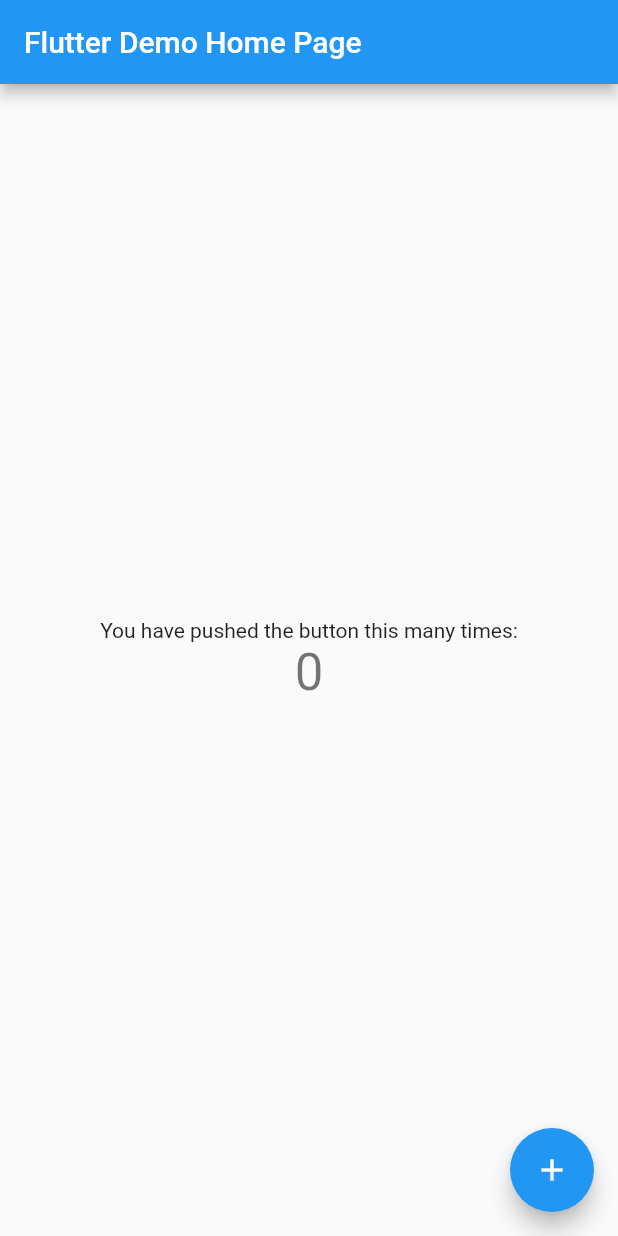
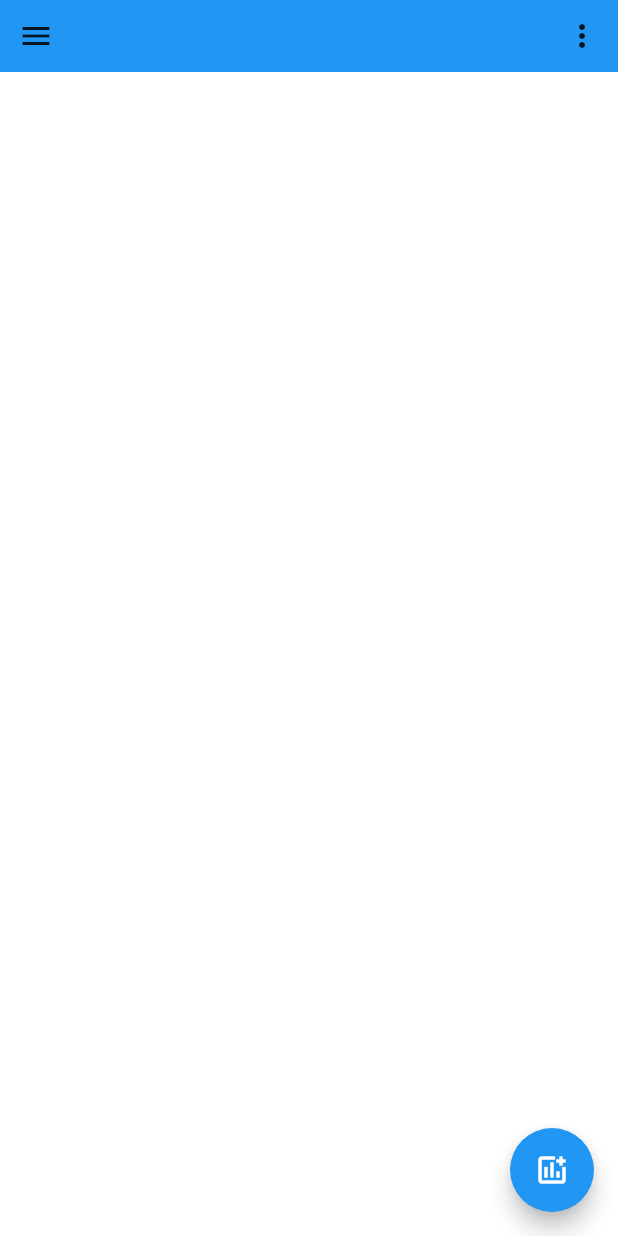
Before and after one commit to Karacazade-YunusEmre/osmanlica_sozluk, a Flutter app: the screen it shows after launch, on a phone screen of 412 x 824 dp. Run offline on Flutter 3.47's test engine with Material 2 defaults, Android fonts, the phone set to English and light mode, and no system bars; our stand-ins replace flutter_screenutil, get, go_router.

Commit message:
# uygulama'da appbar oluşturuldu

```diff
--- /dev/null
+++ b/lib/controller/main_controller.dart
@@ -0,0 +1,34 @@
+import 'package:get/get.dart';
+import 'package:lugat/utilities/enums.dart';
+
+/// Created by Yunus Emre Yıldırım
+/// on 22.09.2022
+
+class MainController extends GetxController {
+  final _listSortCurrentValue = ListSortEnum.increase.obs;
+  final _isMenuOpen = false.obs;
+
+  /// listSortCurrentValue getter
+  ListSortEnum get listSortCurrentValue => _listSortCurrentValue.value;
+
+  /// listSortCurrentValue setter
+  set listSortCurrentValue(ListSortEnum newValue) => _listSortCurrentValue.value = newValue;
+
+  /// isMenuOpen getter
+  bool get isMenuOpen => _isMenuOpen.value;
+
+  /// isMenuOpen setter
+  set isMenuOpen(bool newValue) => _isMenuOpen.value = newValue;
+
+  /// listSortCurrentValue change value
+  void changelistSortCurrentValue(ListSortEnum? value) {
+    if (value != null) {
+      listSortCurrentValue = value;
+    }
+  }
+
+  /// isMenuOpen change value
+  void changeIsMenuOpen() {
+    isMenuOpen = !isMenuOpen;
+  }
+}
--- a/lib/main.dart
+++ b/lib/main.dart
@@ -1,115 +1,39 @@
 import 'package:flutter/material.dart';
+import 'package:flutter_screenutil/flutter_screenutil.dart';
+import 'package:get/get.dart';
+import 'package:lugat/controller/main_controller.dart';
+
+import 'utilities/router.dart';
+import 'utilities/ui_constant.dart';
 
 void main() {
-  runApp(const MyApp());
+  initControllers;
+  runApp(const MainApp());
 }
 
-class MyApp extends StatelessWidget {
-  const MyApp({super.key});
+void get initControllers {
+  Get.put(MainController());
+}
 
-  // This widget is the root of your application.
+class MainApp extends StatelessWidget {
+  const MainApp({super.key});
+
   @override
   Widget build(BuildContext context) {
-    return MaterialApp(
-      title: 'Flutter Demo',
-      theme: ThemeData(
-        // This is the theme of your application.
-        //
-        // Try running your application with "flutter run". You'll see the
-        // application has a blue toolbar. Then, without quitting the app, try
-        // changing the primarySwatch below to Colors.green and then invoke
-        // "hot reload" (press "r" in the console where you ran "flutter run",
-        // or simply save your changes to "hot reload" in a Flutter IDE).
-        // Notice that the counter didn't reset back to zero; the application
-        // is not restarted.
-        primarySwatch: Colors.blue,
-      ),
-      home: const MyHomePage(title: 'Flutter Demo Home Page'),
+    return ScreenUtilInit(
+      designSize: const Size(1440, 2960),
+      minTextAdapt: true,
+      splitScreenMode: true,
+      builder: (BuildContext context, Widget? child) {
+        return GetMaterialApp.router(
+          debugShowCheckedModeBanner: false,
+          title: 'Risale-i Nur Lugat',
+          theme: UIConstant.getDefaultThemeData,
+          routerDelegate: router.routerDelegate,
+          routeInformationParser: router.routeInformationParser,
+          routeInformationProvider: router.routeInformationProvider,
+        );
+      },
     );
   }
 }
-
-class MyHomePage extends StatefulWidget {
-  const MyHomePage({super.key, required this.title});
-
-  // This widget is the home page of your application. It is stateful, meaning
-  // that it has a State object (defined below) that contains fields that affect
-  // how it looks.
-
-  // This class is the configuration for the state. It holds the values (in this
-  // case the title) provided by the parent (in this case the App widget) and
-  // used by the build method of the State. Fields in a Widget subclass are
-  // always marked "final".
-
-  final String title;
-
-  @override
-  State<MyHomePage> createState() => _MyHomePageState();
-}
-
-class _MyHomePageState extends State<MyHomePage> {
-  int _counter = 0;
-
-  void _incrementCounter() {
-    setState(() {
-      // This call to setState tells the Flutter framework that something has
-      // changed in this State, which causes it to rerun the build method below
-      // so that the display can reflect the updated values. If we changed
-      // _counter without calling setState(), then the build method would not be
-      // called again, and so nothing would appear to happen.
-      _counter++;
-    });
-  }
-
-  @override
-  Widget build(BuildContext context) {
-    // This method is rerun every time setState is called, for instance as done
-    // by the _incrementCounter method above.
-    //
-    // The Flutter framework has been optimized to make rerunning build methods
-    // fast, so that you can just rebuild anything that needs updating rather
-    // than having to individually change instances of widgets.
-    return Scaffold(
-      appBar: AppBar(
-        // Here we take the value from the MyHomePage object that was created by
-        // the App.build method, and use it to set our appbar title.
-        title: Text(widget.title),
-      ),
-      body: Center(
-        // Center is a layout widget. It takes a single child and positions it
-        // in the middle of the parent.
-        child: Column(
-          // Column is also a layout widget. It takes a list of children and
-          // arranges them vertically. By default, it sizes itself to fit its
-          // children horizontally, and tries to be as tall as its parent.
-          //
-          // Invoke "debug painting" (press "p" in the console, choose the
-          // "Toggle Debug Paint" action from the Flutter Inspector in Android
-          // Studio, or the "Toggle Debug Paint" command in Visual Studio Code)
-          // to see the wireframe for each widget.
-          //
-          // Column has various properties to control how it sizes itself and
-          // how it positions its children. Here we use mainAxisAlignment to
-          // center the children vertically; the main axis here is the vertical
-          // axis because Columns are vertical (the cross axis would be
-          // horizontal).
-          mainAxisAlignment: MainAxisAlignment.center,
-          children: <Widget>[
-            const Text(
-              'You have pushed the button this many times:',
-            ),
-            Text(
-              '$_counter',
-              style: Theme.of(context).textTheme.headline4,
-            ),
-          ],
-        ),
-      ),
-      floatingActionButton: FloatingActionButton(
-        onPressed: _incrementCounter,
-        tooltip: 'Increment',
-        child: const Icon(Icons.add),
-      ), // This trailing comma makes auto-formatting nicer for build methods.
-    );
-  }
-}
--- /dev/null
+++ b/lib/ui/pages/home_page.dart
@@ -0,0 +1,109 @@
+import 'package:flutter/material.dart';
+import 'package:flutter_screenutil/flutter_screenutil.dart';
+import 'package:get/get.dart';
+import 'package:lugat/utilities/enums.dart';
+
+import '../../controller/main_controller.dart';
+
+/// Created by Yunus Emre Yıldırım
+/// on 22.09.2022
+
+class HomePage extends StatefulWidget {
+  const HomePage({super.key});
+
+  @override
+  State<HomePage> createState() => _HomePageState();
+}
+
+class _HomePageState extends State<HomePage> {
+  late MainController mainController;
+  late Duration defaultAnimationDuration;
+
+  @override
+  void initState() {
+    super.initState();
+
+    mainController = Get.find();
+    defaultAnimationDuration = const Duration(milliseconds: 500);
+  }
+
+  @override
+  Widget build(BuildContext context) {
+    return Scaffold(
+      body: SafeArea(
+        child: Obx(
+          () => Stack(
+            children: [
+              menuWidget,
+              dashboardWidget,
+            ],
+          ),
+        ),
+      ),
+      floatingActionButton: FloatingActionButton(
+        onPressed: () {},
+        tooltip: 'Liste Ekle',
+        child: const Icon(Icons.add_chart_outlined),
+      ),
+    );
+  }
+
+  /// menu widget
+  Widget get menuWidget {
+    return Container();
+  }
+
+  /// dashboard widget
+  Widget get dashboardWidget {
+    return AnimatedPositioned(
+      duration: defaultAnimationDuration,
+      top: 0,
+      bottom: 0,
+      left: mainController.isMenuOpen ? 0.4.sw : 0,
+      right: mainController.isMenuOpen ? -0.6.sw : 0,
+      curve: Curves.linear,
+      child: Material(
+        elevation: 0.1.sh,
+        color: Colors.white,
+        borderRadius: BorderRadius.all(Radius.circular(mainController.isMenuOpen ? 20 : 0)),
+        child: Column(
+          children: [
+            /// appbar
+            Container(
+              color: Colors.blue,
+              child: Row(
+                mainAxisAlignment: MainAxisAlignment.spaceBetween,
+                children: [
+                  /// menu icon
+                  IconButton(
+                    onPressed: mainController.changeIsMenuOpen,
+                    icon: const Icon(Icons.menu),
+                  ),
+
+                  /// list sort popup menu
+                  PopupMenuButton<ListSortEnum>(
+                    initialValue: mainController.listSortCurrentValue,
+                    offset: const Offset(100, 50),
+                    itemBuilder: (BuildContext context) {
+                      return [
+                        const PopupMenuItem<ListSortEnum>(
+                          value: ListSortEnum.increase,
+                          child: Text('Sırala (A-Z)'),
+                        ),
+                        const PopupMenuItem<ListSortEnum>(
+                          value: ListSortEnum.decrease,
+                          child: Text('Sırala (Z-A)'),
+                        ),
+                      ];
+                    },
+                    onSelected: mainController.changelistSortCurrentValue,
+                  ),
+                ],
+              ),
+            ),
+          ],
+        ),
+      ),
+    );
+  }
+}
--- /dev/null
+++ b/lib/utilities/enums.dart
@@ -0,0 +1,8 @@
+/// Created by Yunus Emre Yıldırım
+/// on 22.09.2022
+
+/// PopupMenuButton list order enum
+enum ListSortEnum {
+  increase,
+  decrease,
+}
--- /dev/null
+++ b/lib/utilities/router.dart
@@ -0,0 +1,22 @@
+import 'package:flutter/material.dart';
+import 'package:go_router/go_router.dart';
+
+import '../ui/pages/home_page.dart';
+import '../ui/pages/page_not_found.dart';
+
+/// Created by Yunus Emre Yıldırım
+/// on 22.09.2022
+
+final GoRouter router = GoRouter(
+  routes: <GoRoute>[
+    GoRoute(
+      path: '/',
+      builder: (BuildContext context, GoRouterState state) {
+        return const HomePage();
+      },
+    ),
+  ],
+  errorBuilder: (BuildContext context, GoRouterState state) {
+    return const PageNotFound();
+  },
+);
--- /dev/null
+++ b/lib/utilities/ui_constant.dart
@@ -0,0 +1,13 @@
+import 'package:flutter/material.dart';
+
+/// Created by Yunus Emre Yıldırım
+/// on 22.09.2022
+
+
+class UIConstant{
+  static ThemeData get getDefaultThemeData {
+    return ThemeData(
+      primarySwatch: Colors.blue,
+    );
+  }
+}
--- a/pubspec.yaml
+++ b/pubspec.yaml
@@ -36,6 +36,9 @@ dependencies:
   # The following adds the Cupertino Icons font to your application.
   # Use with the CupertinoIcons class for iOS style icons.
   cupertino_icons: ^1.0.2
+  get: ^4.6.5
+  flutter_screenutil: ^5.5.4
+  go_router: ^5.0.1
 
 dev_dependencies:
   flutter_test:
@@ -63,6 +66,8 @@ flutter:
   # assets:
   #   - images/a_dot_burr.jpeg
   #   - images/a_dot_ham.jpeg
+  assets:
+    - assets/images/
 
   # An image asset can refer to one or more resolution-specific "variants", see
   # https://flutter.dev/assets-and-images/#resolution-aware
```
Also changed, not shown: lib/ui/pages/page_not_found.dart (added, +43 -0 lines), assets/images/page_not_found.jpg (added), pubspec.lock, 1 other file.
